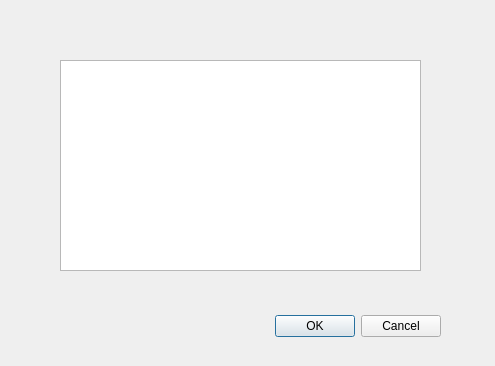
Old version of the form result.ui in the repository TiReks33/search_pattern.
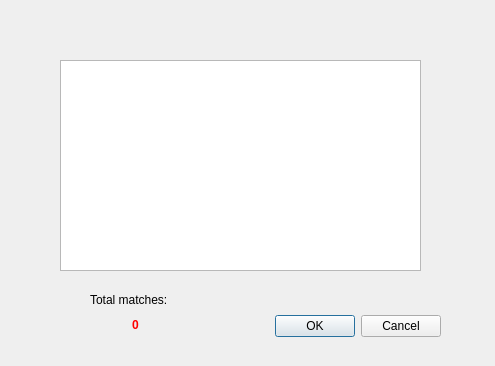
New version of the form.

The edit to the form file:
```diff
--- a/result.ui
+++ b/result.ui
@@ -52,6 +52,46 @@
     <string/>
    </property>
   </widget>
+  <widget class="QWidget" name="">
+   <property name="geometry">
+    <rect>
+     <x>90</x>
+     <y>290</y>
+     <width>91</width>
+     <height>44</height>
+    </rect>
+   </property>
+   <layout class="QVBoxLayout" name="verticalLayout">
+    <item>
+     <widget class="QLabel" name="label">
+      <property name="text">
+       <string>Total matches:</string>
+      </property>
+     </widget>
+    </item>
+    <item>
+     <widget class="QLabel" name="total_label">
+      <property name="font">
+       <font>
+        <weight>75</weight>
+        <bold>true</bold>
+        <underline>false</underline>
+        <strikeout>false</strikeout>
+       </font>
+      </property>
+      <property name="styleSheet">
+       <string notr="true">color: red;</string>
+      </property>
+      <property name="text">
+       <string>0</string>
+      </property>
+      <property name="alignment">
+       <set>Qt::AlignCenter</set>
+      </property>
+     </widget>
+    </item>
+   </layout>
+  </widget>
  </widget>
  <resources/>
  <connections>
```
